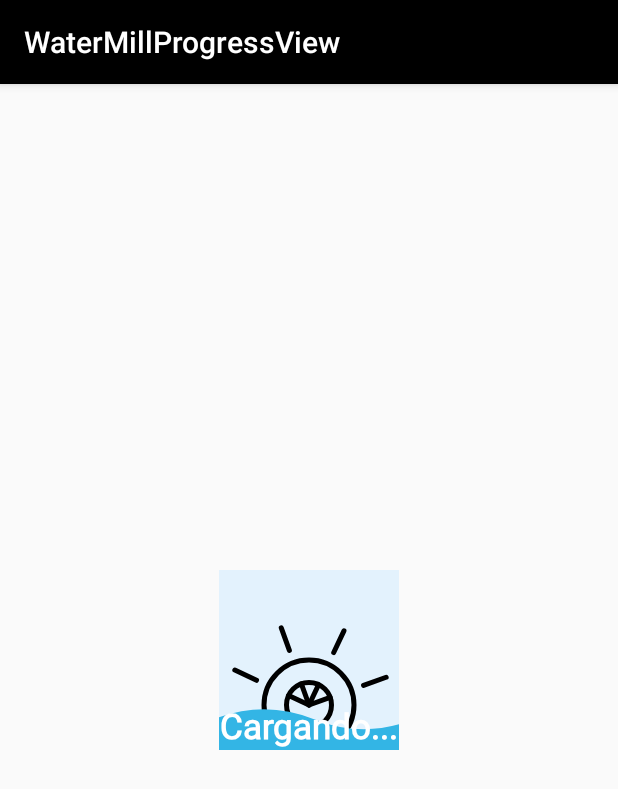
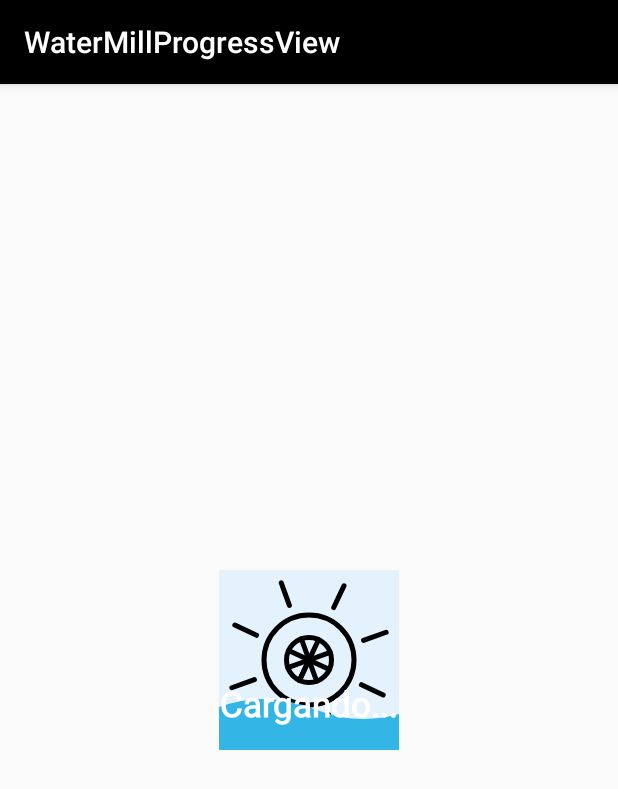
Before and after one commit to JavierGonzal/WaterMillProgressView, an Android app: the screen it shows after launch (MainActivity), on a phone screen of 412 x 824 dp. Shown: the top 789 px of the screen. Run offline under Robolectric (Android 15) with nearby library versions, the phone set to English and light mode, and no system bars.

Commit message:
added water level

```diff
--- a/app/src/main/res/layout/activity_main.xml
+++ b/app/src/main/res/layout/activity_main.xml
@@ -19,5 +19,6 @@
         app:wave_color="@android:color/holo_blue_light"
         app:text_color="@android:color/white"
         app:background_color="@color/colorBackground"
-        app:loading_text="@string/loading"/>
+        app:loading_text="@string/loading"
+        app:water_level="40"/>
 </RelativeLayout>
--- a/library/src/main/java/com/thedeveloperworldisyours/cabezas/WaterMillView.java
+++ b/library/src/main/java/com/thedeveloperworldisyours/cabezas/WaterMillView.java
@@ -31,7 +31,7 @@ public class WaterMillView extends View {
     private static final int WAVE_SPEED = 70;
 
     private int mMaxProgress = 100;
-    private int mCurrentProgress = 30;
+    private int mCurrentProgress = 35;
     private float mCurY;
 
     private float mDistance = 0;
@@ -53,7 +53,7 @@ public class WaterMillView extends View {
     /**
      * Ratio line start Y
      */
-    private static final float RATIO_LINE_START_Y = 3 / 4.f;
+    private static final float RATIO_LINE_START_Y = 1 / 2.f;
 
     /**
      * Ratio arc start X
@@ -64,6 +64,11 @@ public class WaterMillView extends View {
      * Mill separation angle
      */
     private static final float Mill_SEPARATION_ANGLE = 45;
+
+    /**
+     * Water level
+     */
+    private static final int DEFAULT_WATER_LEVEL = 50;
 
     /**
      * Wave Color
@@ -191,7 +196,8 @@ public class WaterMillView extends View {
         mMillColor = attributes.getColor(R.styleable.WaterMillView_mill_color, DEFAULT_MILL_COLOR);
         mBackgroundColor = attributes.getColor(R.styleable.WaterMillView_background_color, DEFAULT_BACKGROUND_COLOR);
         mLoadingString = attributes.getString(R.styleable.WaterMillView_loading_text);
-        if (mLoadingString == null){
+        mCurrentProgress = attributes.getInteger(R.styleable.WaterMillView_water_level, DEFAULT_WATER_LEVEL);
+        if (mLoadingString == null) {
             mLoadingString = getResources().getString(R.string.loading);
         }
         setBackgroundColor(mBackgroundColor);
@@ -352,9 +358,7 @@ public class WaterMillView extends View {
 
             millStopX = Math.cos(Math.toRadians(a + mOffsetSpin)) * (sunRadius + SPACE_MILL + MILL_LINE_LENGTH + mMillPaint.getStrokeWidth()) + getWidth() * .5f;
             millStopY = Math.sin(Math.toRadians(a + mOffsetSpin)) * (sunRadius + SPACE_MILL + MILL_LINE_LENGTH + mMillPaint.getStrokeWidth()) + mLineStartY;
-            if (millStartY <= mLineStartY && millStopY <= mLineStartY) {
-                canvas.drawLine((float) millStartX, (float) millStartY, (float) millStopX, (float) millStopY, mPaint);
-            }
+            canvas.drawLine((float) millStartX, (float) millStartY, (float) millStopX, (float) millStopY, mPaint);
         }
     }
 
@@ -370,9 +374,7 @@ public class WaterMillView extends View {
 
             millStopX = Math.cos(Math.toRadians(a + mOffsetSpin)) * (sunRadius / 2) + getWidth() * .5f;
             millStopY = Math.sin(Math.toRadians(a + mOffsetSpin)) * (sunRadius / 2) + mLineStartY;
-            if (millStartY <= mLineStartY && millStopY <= mLineStartY) {
-                canvas.drawLine((float) millStartX, (float) millStartY, (float) millStopX, (float) millStopY, mPaint);
-            }
+            canvas.drawLine((float) millStartX, (float) millStartY, (float) millStopX, (float) millStopY, mPaint);
         }
     }
 
--- a/library/src/main/res/values/attr.xml
+++ b/library/src/main/res/values/attr.xml
@@ -6,6 +6,7 @@
         <attr name="mill_color" format="color" />
         <attr name="text_color" format="color" />
         <attr name="loading_text" format="string" />
+        <attr name="water_level" format="integer" />
     </declare-styleable>
     <declare-styleable name="Themes">
         <attr name="waterMillViewStyle" format="reference"/>
```
